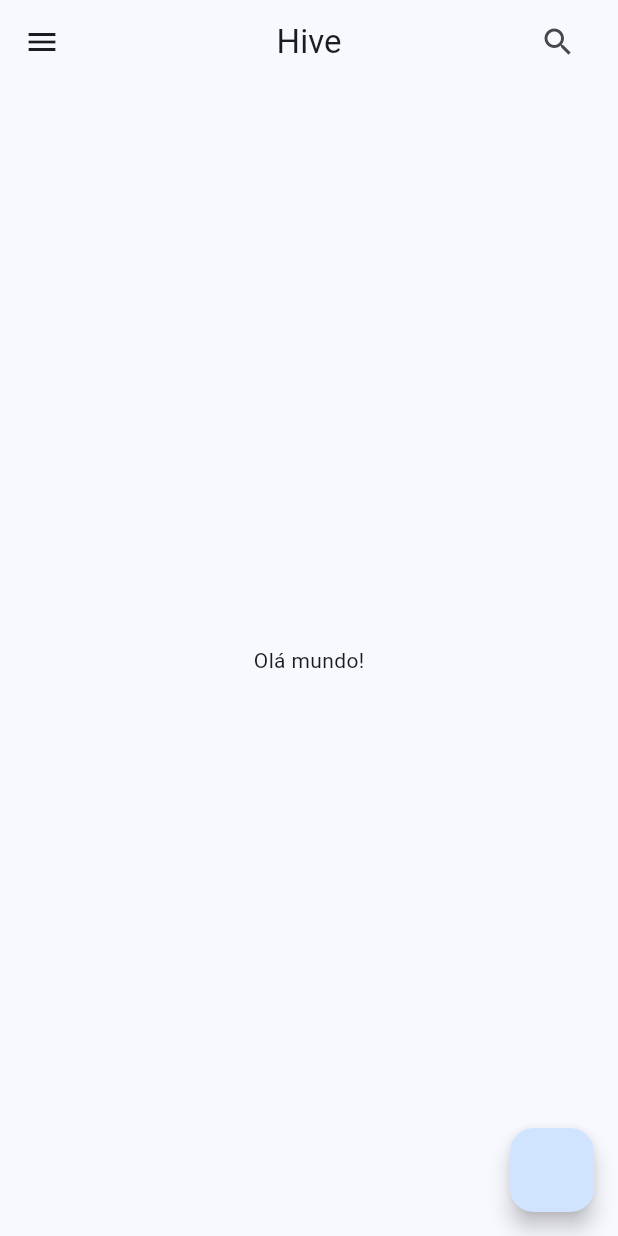
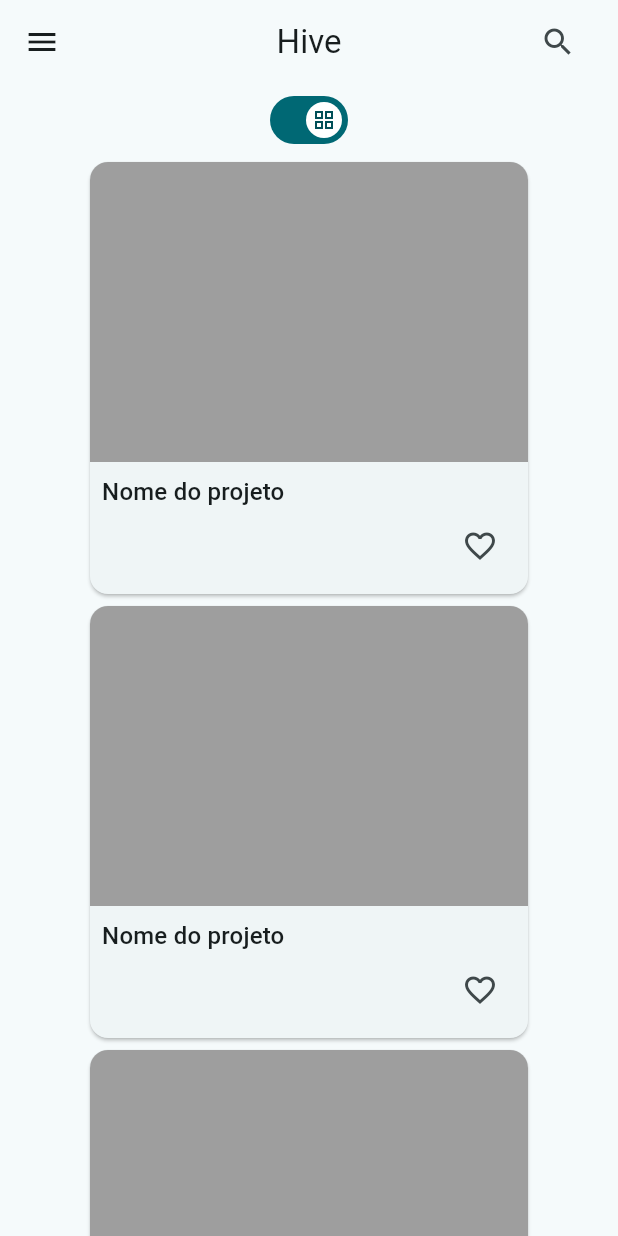
Before and after one commit to karlaycosta/app_repositorio, a Flutter app: the screen it shows after launch, on a phone screen of 412 x 824 dp. Run offline on Flutter 3.47's test engine with Material 3 defaults, Android fonts, the phone set to English and light mode, and no system bars.

Commit message:
Aula 22-10-2024

```diff
--- a/lib/app.dart
+++ b/lib/app.dart
@@ -11,9 +11,9 @@ class App extends StatelessWidget {
     return MaterialApp(
       // debugShowCheckedModeBanner: false,
       theme: ThemeData(
-        colorSchemeSeed: Colors.blue,
+        colorSchemeSeed: Colors.white,
       ),
-      home: HomePage(),
+      home: const HomePage(),
     );
   }
 }
--- a/lib/screens/home_page.dart
+++ b/lib/screens/home_page.dart
@@ -1,4 +1,6 @@
 import 'package:flutter/material.dart';
+
+import '../widgets/main_card.dart';
 
 class HomePage extends StatefulWidget {
   const HomePage({super.key});
@@ -9,8 +11,21 @@ class HomePage extends StatefulWidget {
 
 class _HomePageState extends State<HomePage> {
   int selectedIndex = -1;
+  bool light1 = true;
+
+  final WidgetStateProperty<Icon?> thumbIcon =
+      WidgetStateProperty.resolveWith<Icon?>(
+    (Set<WidgetState> states) {
+      if (states.contains(WidgetState.selected)) {
+        return const Icon(Icons.grid_view_outlined);
+      }
+      return const Icon(Icons.grid_view);
+    },
+  );
+
   @override
   Widget build(BuildContext context) {
+    print('Tela Redesenhada...');
     return Scaffold(
       appBar: AppBar(
         title: const Text('Hive'),
@@ -54,7 +69,7 @@ class _HomePageState extends State<HomePage> {
                       size: 64,
                     ),
                   ),
-                   Text(
+                  Text(
                     'Deriks Karlay',
                     style: TextStyle(
                       color: Theme.of(context).colorScheme.onSecondary,
@@ -89,11 +104,32 @@ class _HomePageState extends State<HomePage> {
           ],
         ),
       ),
-      body: const Center(
-        child: Text('Olá mundo!'),
-      ),
-      floatingActionButton: FloatingActionButton(
-        onPressed: () {},
+      body: Center(
+        child: SingleChildScrollView(
+          child: Column(
+            children: [
+              Switch(
+                thumbIcon: thumbIcon,
+                value: light1,
+                onChanged: (bool value) {
+                  setState(() {
+                    light1 = value;
+                  });
+                },
+              ),
+              ConstrainedBox(
+                constraints: const BoxConstraints(
+                  maxWidth: 900,
+                ),
+                child: Wrap(
+                  children: [
+                    for (int i = 0; i < 10; i++) const MainCard(),
+                  ],
+                ),
+              ),
+            ],
+          ),
+        ),
       ),
     );
   }
--- /dev/null
+++ b/lib/widgets/main_card.dart
@@ -0,0 +1,65 @@
+import 'package:flutter/material.dart';
+
+class MainCard extends StatefulWidget {
+  const MainCard({super.key});
+
+  @override
+  State<MainCard> createState() => _MainCardState();
+}
+
+class _MainCardState extends State<MainCard> {
+  bool heart = false;
+  @override
+  Widget build(BuildContext context) {
+    return ConstrainedBox(
+      constraints: const BoxConstraints(maxWidth: 300),
+      child: Stack(
+        children: [
+          Card(
+            clipBehavior: Clip.antiAlias,
+            child: Column(
+              mainAxisSize: MainAxisSize.min,
+              children: [
+                Container(
+                  height: 200,
+                  color: Colors.grey,
+                ),
+                Padding(
+                  padding: const EdgeInsets.all(8),
+                  child: Column(
+                    crossAxisAlignment: CrossAxisAlignment.start,
+                    children: [
+                      Text(
+                        'Nome do projeto',
+                        style: Theme.of(context).textTheme.titleMedium,
+                      ),
+                      Row(
+                        mainAxisAlignment: MainAxisAlignment.end,
+                        children: [
+                          IconButton(
+                            onPressed: () {
+                              setState(() => heart = !heart);
+                            },
+                            icon: Icon(
+                              heart ? Icons.favorite : Icons.favorite_outline,
+                            ),
+                          ),
+                        ],
+                      ),
+                    ],
+                  ),
+                ),
+              ],
+            ),
+          ),
+          if (heart)
+            const Positioned(
+              top: 12,
+              left: 12,
+              child: Icon(Icons.bookmark),
+            ),
+        ],
+      ),
+    );
+  }
+}
```
